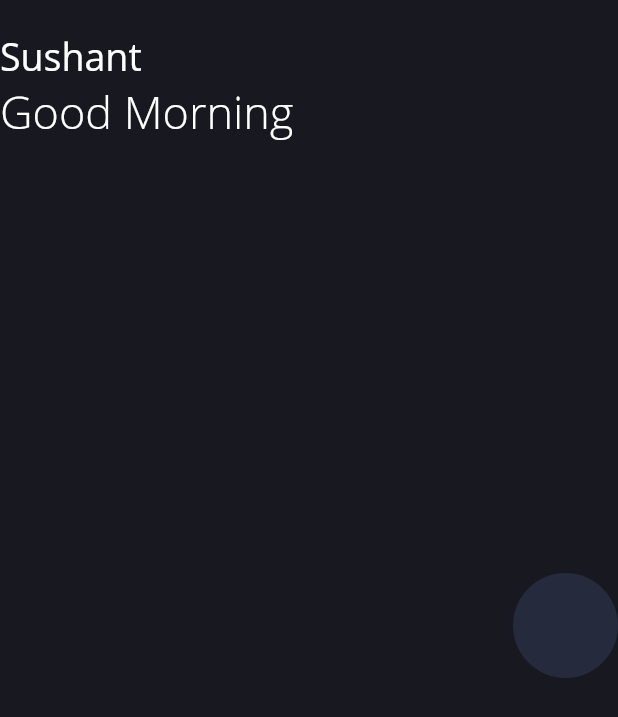
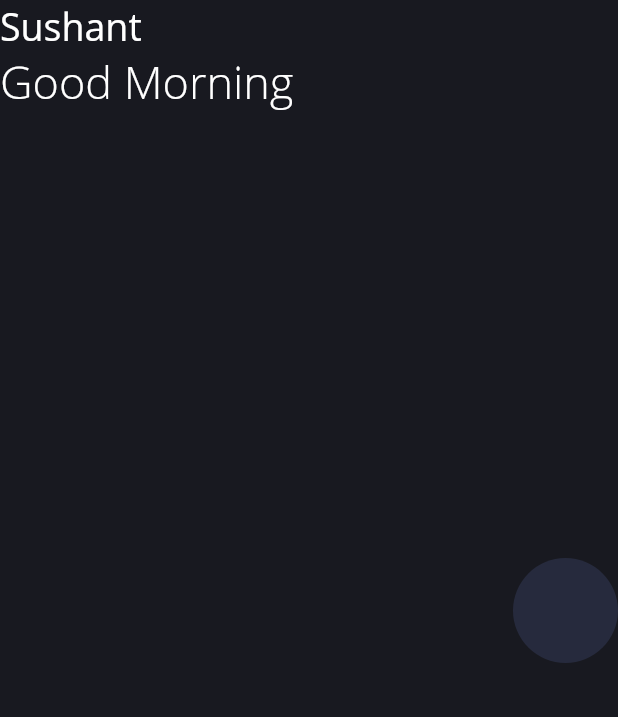
Before and after one commit to sushantdev-git/Ttooler, a Flutter app: the InfoGreeting widget shown alone on an empty page, opened directly, on a phone screen of 412 x 824 dp. Shown: the top 717 px of the screen. Run offline on Flutter 3.47's test engine with Material 2 defaults, Android fonts, the phone set to English and light mode, and no system bars; our stand-ins replace flutter_swiper_null_safety.

Commit message:
resized info greeting

```diff
--- a/lib/widgets/home/info_greeting.dart
+++ b/lib/widgets/home/info_greeting.dart
@@ -7,7 +7,7 @@ class InfoGreeting extends StatelessWidget {
   @override
   Widget build(BuildContext context) {
     return Container(
-      margin: EdgeInsets.only(top: 20, bottom: 10),
+      margin: EdgeInsets.only(bottom: 10),
       child: Row(
         mainAxisAlignment: MainAxisAlignment.spaceBetween,
         children: [
```
